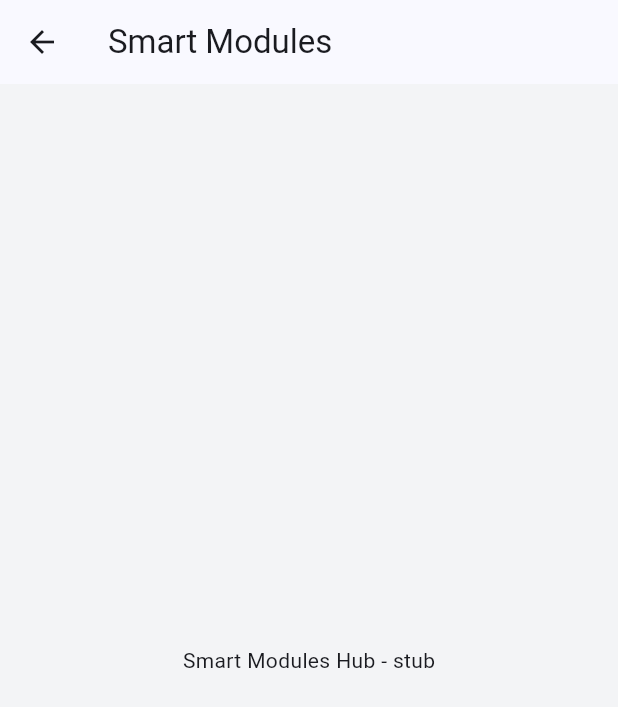
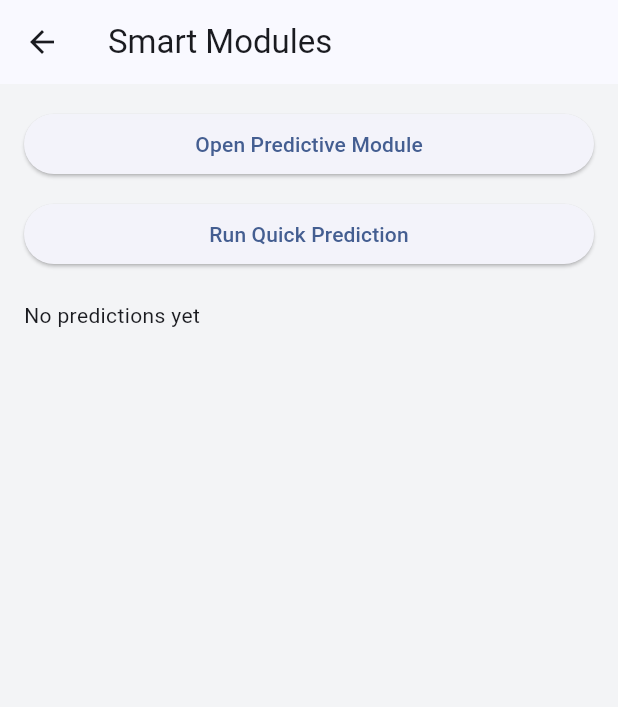
Before and after one commit to eliiabrayson/smart_inventory_system, a Flutter app: the SmartModulesHubScreen screen opened directly, on a phone screen of 412 x 824 dp. Shown: the top 707 px of the screen. Run offline on Flutter 3.47's test engine with Material 3 defaults, Android fonts, the phone set to English and light mode, and no system bars; our stand-ins replace cloud_firestore, csv, file_picker, firebase_auth, firebase_core; missing offline and left inert: mobile_scanner; accounts and stored records are empty; generated files the repository leaves out were written again.

Commit message:
Add http dependency and integrate PredictiveService into SmartModulesHubScreen [AI 100%]

```diff
--- a/lib/screens/smart_modules_hub_screen.dart
+++ b/lib/screens/smart_modules_hub_screen.dart
@@ -1,13 +1,54 @@
 import 'package:flutter/material.dart';
+import '../services/predictive_service.dart';
+import 'predictive_module_screen.dart';
 
-class SmartModulesHubScreen extends StatelessWidget {
+class SmartModulesHubScreen extends StatefulWidget {
   const SmartModulesHubScreen({Key? key}) : super(key: key);
+
+  @override
+  State<SmartModulesHubScreen> createState() => _SmartModulesHubScreenState();
+}
+
+class _SmartModulesHubScreenState extends State<SmartModulesHubScreen> {
+  final PredictiveService _svc = PredictiveService();
+  double? _lastPrediction;
+  bool _loading = false;
+
+  Future<void> _getPrediction() async {
+    setState(() => _loading = true);
+    final pred = await _svc.predict([0.1, 0.2, 0.3, 0.4, 0.5]);
+    setState(() {
+      _lastPrediction = pred;
+      _loading = false;
+    });
+  }
 
   @override
   Widget build(BuildContext context) {
     return Scaffold(
       appBar: AppBar(title: const Text('Smart Modules')),
-      body: const Center(child: Text('Smart Modules Hub - stub')),
+      body: Padding(
+        padding: const EdgeInsets.all(16.0),
+        child: Column(
+          crossAxisAlignment: CrossAxisAlignment.stretch,
+          children: [
+            ElevatedButton(
+              onPressed: () => Navigator.push(context, MaterialPageRoute(builder: (_) => const PredictiveModuleScreen())),
+              child: const Text('Open Predictive Module'),
+            ),
+            const SizedBox(height: 12),
+            ElevatedButton(
+              onPressed: _loading ? null : _getPrediction,
+              child: _loading ? const CircularProgressIndicator() : const Text('Run Quick Prediction'),
+            ),
+            const SizedBox(height: 20),
+            if (_lastPrediction != null)
+              Text('Last prediction: ${_lastPrediction!.toStringAsFixed(3)}'),
+            if (_lastPrediction == null)
+              const Text('No predictions yet'),
+          ],
+        ),
+      ),
     );
   }
 }
--- a/pubspec.yaml
+++ b/pubspec.yaml
@@ -38,6 +38,7 @@ dependencies:
   file_picker: ^8.1.7
   csv: ^6.0.0
   mobile_scanner: ^5.2.3
+  http: ^0.13.0
 
   # The following adds the Cupertino Icons font to your application.
   # Use with the CupertinoIcons class for iOS style icons.
```
